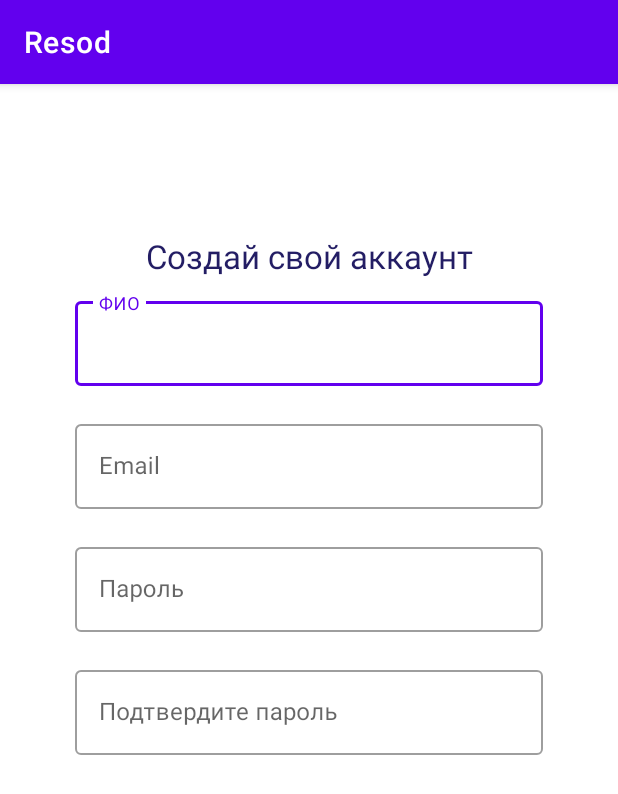
After one commit to RomankinRoma/resod-mobile, an Android app: the RegistrationActivity screen opened directly, with no data from a screen before it, on a phone screen of 412 x 824 dp. The commit adds this screen. Shown: the top 794 px of the screen. Run offline under Robolectric (Android 15) with nearby library versions, the phone set to English and light mode, and no system bars.

Commit message:
add registration activity

```diff
--- a/app/src/main/AndroidManifest.xml
+++ b/app/src/main/AndroidManifest.xml
@@ -19,6 +19,8 @@
                 <category android:name="android.intent.category.LAUNCHER" />
             </intent-filter>
         </activity>
+
+        <activity android:name=".RegistrationActivity"/>
     </application>
 
 </manifest>
--- a/app/src/main/java/kz/reself/resod/MainActivity.kt
+++ b/app/src/main/java/kz/reself/resod/MainActivity.kt
@@ -41,7 +41,8 @@ class MainActivity : AppCompatActivity() {
                 R.id.nav_sale,
                 R.id.nav_rent,
                 R.id.nav_companies,
-                R.id.nav_specialists
+                R.id.nav_specialists,
+                R.id.nav_login
             ), drawerLayout
         )
         setupActionBarWithNavController(navController, appBarConfiguration)
--- /dev/null
+++ b/app/src/main/java/kz/reself/resod/RegistrationActivity.kt
@@ -0,0 +1,17 @@
+package kz.reself.resod
+
+import android.os.Bundle
+import androidx.appcompat.app.AppCompatActivity
+import kz.reself.resod.databinding.ActivityRegistrationBinding
+
+class RegistrationActivity : AppCompatActivity() {
+    private lateinit var binding: ActivityRegistrationBinding
+
+    override fun onCreate(savedInstanceState: Bundle?) {
+        super.onCreate(savedInstanceState)
+
+        binding = ActivityRegistrationBinding.inflate(layoutInflater)
+
+        setContentView(binding.root)
+    }
+}
--- a/app/src/main/java/kz/reself/resod/ui/login/LoginFragment.kt
+++ b/app/src/main/java/kz/reself/resod/ui/login/LoginFragment.kt
@@ -1,10 +1,12 @@
 package kz.reself.resod.ui.login
 
+import android.content.Intent
 import android.os.Bundle
 import android.view.LayoutInflater
 import android.view.View
 import android.view.ViewGroup
 import androidx.fragment.app.Fragment
+import kz.reself.resod.RegistrationActivity
 import kz.reself.resod.databinding.FragmentLoginBinding
 
 class LoginFragment : Fragment() {
@@ -23,6 +25,11 @@ class LoginFragment : Fragment() {
 
         val root: View = binding.root
 
+        binding.fragmentLoginRegistrationBtn.setOnClickListener {
+            val intent = Intent(this@LoginFragment.requireContext(), RegistrationActivity::class.java)
+            startActivity(intent)
+        }
+
         return root
     }
 
--- /dev/null
+++ b/app/src/main/res/layout/activity_registration.xml
@@ -0,0 +1,103 @@
+<?xml version="1.0" encoding="utf-8"?>
+<androidx.constraintlayout.widget.ConstraintLayout
+    xmlns:android="http://schemas.android.com/apk/res/android"
+    xmlns:app="http://schemas.android.com/apk/res-auto"
+    android:layout_width="match_parent"
+    android:layout_height="match_parent">
+
+    <androidx.appcompat.widget.AppCompatTextView
+        android:id="@+id/activity_registration_text"
+        android:layout_width="wrap_content"
+        android:layout_height="wrap_content"
+        android:text="@string/registration_text"
+        app:layout_constraintTop_toTopOf="parent"
+        app:layout_constraintLeft_toLeftOf="parent"
+        app:layout_constraintRight_toRightOf="parent"
+        android:layout_marginTop="100dp"
+        app:fontFamily="Nunito Sans"
+        android:textSize="22sp"
+        android:textColor="@color/login_text"/>
+
+    <androidx.appcompat.widget.LinearLayoutCompat
+        android:layout_width="match_parent"
+        android:layout_height="wrap_content"
+        android:layout_marginTop="10dp"
+        android:layout_marginLeft="50dp"
+        android:layout_marginRight="50dp"
+        android:orientation="vertical"
+        app:layout_constraintTop_toBottomOf="@id/activity_registration_text"
+        app:layout_constraintLeft_toLeftOf="parent"
+        app:layout_constraintRight_toRightOf="parent">
+
+        <!-- Full Name -->
+        <com.google.android.material.textfield.TextInputLayout
+            android:id="@+id/fragment_registration_textInputLayout_fullName"
+            android:layout_width="match_parent"
+            android:layout_height="wrap_content"
+            android:layout_marginBottom="20dp"
+            style="@style/Widget.MaterialComponents.TextInputLayout.OutlinedBox"
+            android:hint="ФИО"
+            app:endIconMode="clear_text">
+
+            <com.google.android.material.textfield.TextInputEditText
+                android:id="@+id/fragment_registration_textInputEditText_fullName"
+                android:layout_width="match_parent"
+                android:layout_height="wrap_content"/>
+
+        </com.google.android.material.textfield.TextInputLayout>
+
+        <!-- Email field -->
+        <com.google.android.material.textfield.TextInputLayout
+            android:id="@+id/fragment_registration_textInputLayout_email"
+            android:layout_width="match_parent"
+            android:layout_height="wrap_content"
+            android:layout_marginBottom="20dp"
+            style="@style/Widget.MaterialComponents.TextInputLayout.OutlinedBox"
+            android:hint="Email"
+            app:endIconMode="clear_text">
+
+            <com.google.android.material.textfield.TextInputEditText
+                android:id="@+id/fragment_registration_textInputEditText_email"
+                android:layout_width="match_parent"
+                android:layout_height="wrap_content"/>
+
+        </com.google.android.material.textfield.TextInputLayout>
+
+        <!-- Password field -->
+        <com.google.android.material.textfield.TextInputLayout
+            android:id="@+id/fragment_registration_textInputLayout_password"
+            android:layout_width="match_parent"
+            android:layout_height="wrap_content"
+            android:layout_marginBottom="20dp"
+            style="@style/Widget.MaterialComponents.TextInputLayout.OutlinedBox"
+            android:hint="Пароль"
+            app:endIconMode="clear_text">
+
+            <com.google.android.material.textfield.TextInputEditText
+                android:id="@+id/fragment_registration_textInputEditText_password"
+                android:layout_width="match_parent"
+                android:layout_height="wrap_content"/>
+
+        </com.google.android.material.textfield.TextInputLayout>
+
+        <!-- Password confirm field -->
+        <com.google.android.material.textfield.TextInputLayout
+            android:id="@+id/fragment_registration_textInputLayout_passwordConfirm"
+            android:layout_width="match_parent"
+            android:layout_height="wrap_content"
+            android:layout_marginBottom="20dp"
+            style="@style/Widget.MaterialComponents.TextInputLayout.OutlinedBox"
+            android:hint="Подтвердите пароль"
+            app:endIconMode="clear_text">
+
+            <com.google.android.material.textfield.TextInputEditText
+                android:id="@+id/fragment_registration_textInputEditText_passwordConfirm"
+                android:layout_width="match_parent"
+                android:layout_height="wrap_content"/>
+
+        </com.google.android.material.textfield.TextInputLayout>
+
+    </androidx.appcompat.widget.LinearLayoutCompat>
+
+
+</androidx.constraintlayout.widget.ConstraintLayout>
--- a/app/src/main/res/layout/fragment_login.xml
+++ b/app/src/main/res/layout/fragment_login.xml
@@ -12,12 +12,13 @@
         app:layout_constraintTop_toTopOf="parent"
         app:layout_constraintLeft_toLeftOf="parent"
         app:layout_constraintRight_toRightOf="parent"
-        android:layout_marginTop="150dp"
+        android:layout_marginTop="100dp"
         app:fontFamily="Nunito Sans"
         android:textSize="22sp"
         android:textColor="@color/login_text"/>
 
     <androidx.appcompat.widget.LinearLayoutCompat
+        android:id="@+id/fragment_login_linearLayout"
         android:layout_width="match_parent"
         android:layout_height="wrap_content"
         android:layout_marginTop="10dp"
@@ -74,4 +75,29 @@
 
     </androidx.appcompat.widget.LinearLayoutCompat>
 
+    <androidx.appcompat.widget.LinearLayoutCompat
+        android:layout_width="match_parent"
+        android:layout_height="wrap_content"
+        android:orientation="horizontal"
+        android:layout_marginTop="20dp"
+        app:layout_constraintTop_toBottomOf="@id/fragment_login_linearLayout"
+        android:gravity="center">
+
+        <androidx.appcompat.widget.AppCompatTextView
+            android:id="@+id/fragment_login_registrationText"
+            android:layout_width="wrap_content"
+            android:layout_height="wrap_content"
+            android:text="У вас нет  аккаунта?"
+            android:layout_marginRight="30dp"/>
+
+        <com.google.android.material.button.MaterialButton
+            android:id="@+id/fragment_login_registrationBtn"
+            android:layout_width="wrap_content"
+            android:layout_height="wrap_content"
+            android:text="Создайте его"
+            app:cornerRadius="25dp"
+            android:backgroundTint="@color/registration_btn"
+            android:textColor="@color/registration_btn_text"/>
+    </androidx.appcompat.widget.LinearLayoutCompat>
+
 </androidx.constraintlayout.widget.ConstraintLayout>
--- a/app/src/main/res/values/colors.xml
+++ b/app/src/main/res/values/colors.xml
@@ -25,4 +25,8 @@
 
     <!-- Login -->
     <color name="login_text">#231D64</color>
+
+    <!-- Registration -->
+    <color name="registration_btn">#EAEBFA</color>
+    <color name="registration_btn_text">#4E5AFE</color>
 </resources>
--- a/app/src/main/res/values/strings.xml
+++ b/app/src/main/res/values/strings.xml
@@ -13,8 +13,13 @@
     <string name="menu_companies">Companies</string>
     <string name="menu_specialists">Specialists</string>
     <string name="menu_login">Login</string>
+
     <string name="button">Button</string>
+
     <string name="login_text">Войти в аккаунт</string>
+
+    <!-- Registration -->
+    <string name="registration_text">Создай свой аккаунт</string>
 
     <!-- Building String -->
     <string name="building_cost">%s, $</string>
```
